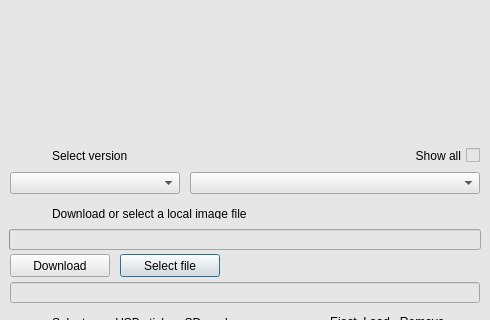
Qt form creator.ui (LibreELEC/usb-sd-creator) before a commit; both pictures show x 0 to 490 and y 0 to 320 of the 490 by 490 pixel window.
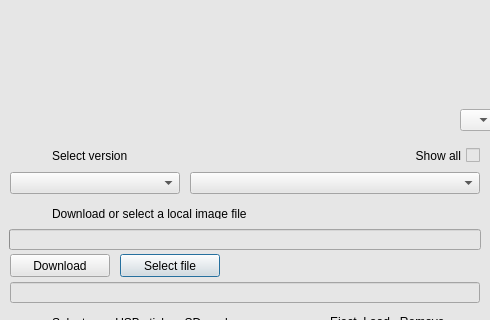
The same form after that commit. Icons and pictures are not drawn.

```diff
--- a/creator.ui
+++ b/creator.ui
@@ -667,9 +667,26 @@
     <string/>
    </property>
   </widget>
+  <widget class="QComboBox" name="langBox">
+   <property name="geometry">
+    <rect>
+     <x>460</x>
+     <y>109</y>
+     <width>35</width>
+     <height>22</height>
+    </rect>
+   </property>
+   <property name="iconSize">
+    <size>
+     <width>16</width>
+     <height>16</height>
+    </size>
+   </property>
+  </widget>
   <zorder>headerBackground</zorder>
   <zorder>logo</zorder>
   <zorder>stackedWidget</zorder>
+  <zorder>langBox</zorder>
  </widget>
  <layoutdefault spacing="5" margin="10"/>
  <resources>
```
